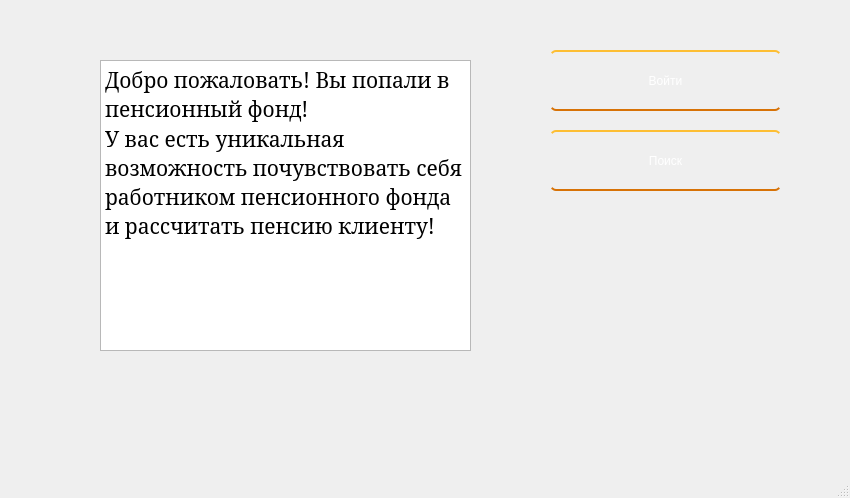
Before: the Qt Designer form resources/main1.ui in elizarpif/bd_coursework, drawn with Qt 5.
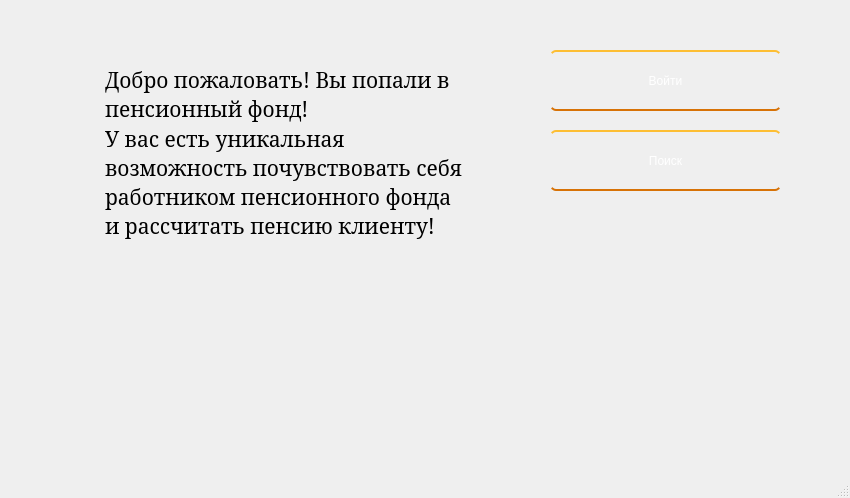
After: the same form once the commit is applied. Icons and pictures are not drawn.

What changed in the file:
```diff
--- a/resources/main1.ui
+++ b/resources/main1.ui
@@ -117,6 +117,7 @@
 font-style: normal;
 font-variant: normal;
 text-transform: none;
+background: rgb(0, 0, 0, 0); 
 }</string>
     </property>
     <property name="readOnly">
```
Left out of the diff: 24 changed lines with no effect on the pictures.
